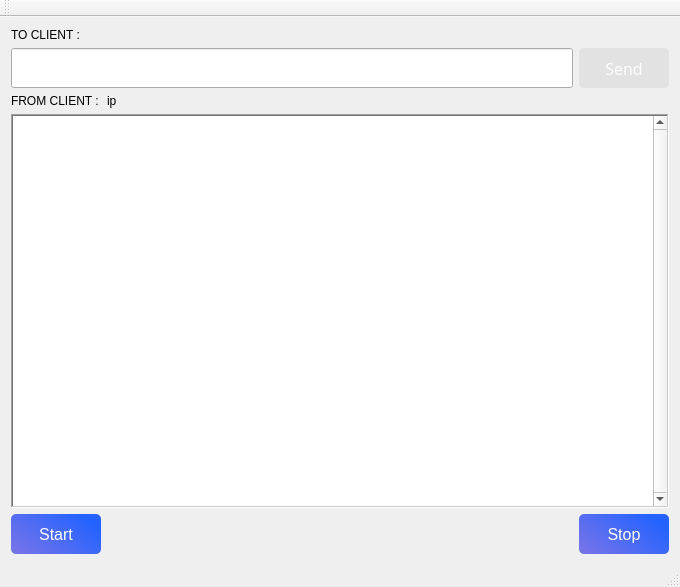
The window that mainwindow.ui (salara1960/tcpServer) describes before a commit, drawn with Qt 5.
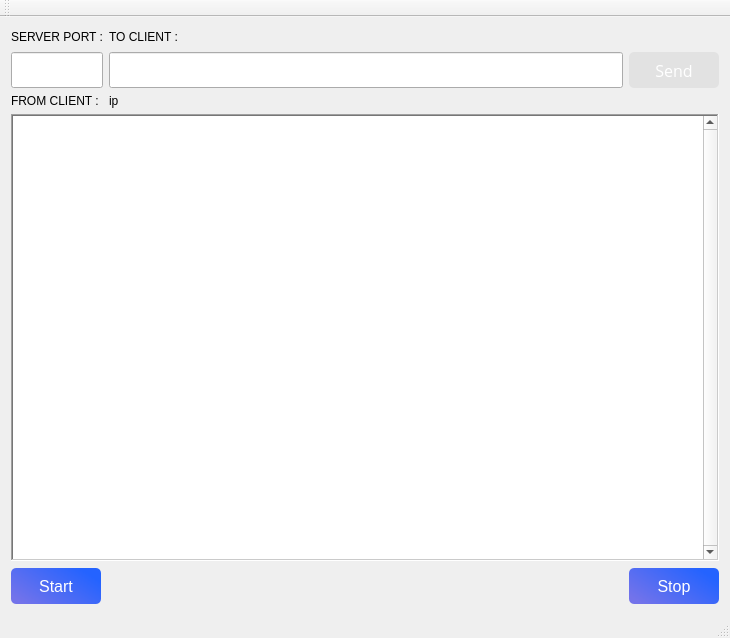
The same window after the commit.

```diff
--- a/mainwindow.ui
+++ b/mainwindow.ui
@@ -6,8 +6,8 @@
    <rect>
     <x>0</x>
     <y>0</y>
-    <width>680</width>
-    <height>587</height>
+    <width>730</width>
+    <height>638</height>
    </rect>
   </property>
   <property name="windowTitle">
@@ -16,24 +16,66 @@
   <widget class="QWidget" name="centralWidget">
    <layout class="QGridLayout" name="gridLayout">
     <item row="0" column="0">
+     <widget class="QLabel" name="to_client_2">
+      <property name="text">
+       <string>SERVER PORT :</string>
+      </property>
+     </widget>
+    </item>
+    <item row="0" column="1">
      <widget class="QLabel" name="to_client">
       <property name="text">
        <string>TO CLIENT :</string>
       </property>
      </widget>
     </item>
-    <item row="1" column="0" colspan="2">
+    <item row="0" column="2" colspan="2">
+     <spacer name="horizontalSpacer_2">
+      <property name="orientation">
+       <enum>Qt::Horizontal</enum>
+      </property>
+      <property name="sizeHint" stdset="0">
+       <size>
+        <width>345</width>
+        <height>18</height>
+       </size>
+      </property>
+     </spacer>
+    </item>
+    <item row="1" column="0">
+     <widget class="QLineEdit" name="port">
+      <property name="minimumSize">
+       <size>
+        <width>0</width>
+        <height>36</height>
+       </size>
+      </property>
+      <property name="maximumSize">
+       <size>
+        <width>16777215</width>
+        <height>40</height>
+       </size>
+      </property>
+      <property name="font">
+       <font>
+        <pointsize>11</pointsize>
+        <italic>true</italic>
+       </font>
+      </property>
+     </widget>
+    </item>
+    <item row="1" column="1" colspan="2">
      <widget class="QLineEdit" name="ack">
       <property name="minimumSize">
        <size>
         <width>0</width>
-        <height>40</height>
+        <height>36</height>
        </size>
       </property>
       <property name="maximumSize">
        <size>
         <width>16777215</width>
-        <height>40</height>
+        <height>36</height>
        </size>
       </property>
       <property name="font">
@@ -44,7 +86,7 @@
       </property>
      </widget>
     </item>
-    <item row="1" column="2">
+    <item row="1" column="3">
      <widget class="QPushButton" name="sending">
       <property name="enabled">
        <bool>false</bool>
@@ -58,7 +100,7 @@
       <property name="minimumSize">
        <size>
         <width>90</width>
-        <height>40</height>
+        <height>36</height>
        </size>
       </property>
       <property name="font">
@@ -102,7 +144,7 @@
       </property>
      </widget>
     </item>
-    <item row="3" column="0" colspan="3">
+    <item row="3" column="0" colspan="4">
      <widget class="QTextEdit" name="log">
       <property name="font">
        <font>
@@ -129,7 +171,7 @@
       <property name="minimumSize">
        <size>
         <width>90</width>
-        <height>40</height>
+        <height>36</height>
        </size>
       </property>
       <property name="font">
@@ -158,7 +200,7 @@
       </property>
      </widget>
     </item>
-    <item row="4" column="1">
+    <item row="4" column="1" colspan="2">
      <spacer name="horizontalSpacer">
       <property name="orientation">
        <enum>Qt::Horizontal</enum>
@@ -171,7 +213,7 @@
       </property>
      </spacer>
     </item>
-    <item row="4" column="2">
+    <item row="4" column="3">
      <widget class="QPushButton" name="stoping">
       <property name="sizePolicy">
        <sizepolicy hsizetype="Fixed" vsizetype="Fixed">
@@ -182,7 +224,7 @@
       <property name="minimumSize">
        <size>
         <width>90</width>
-        <height>40</height>
+        <height>36</height>
        </size>
       </property>
       <property name="font">
```
